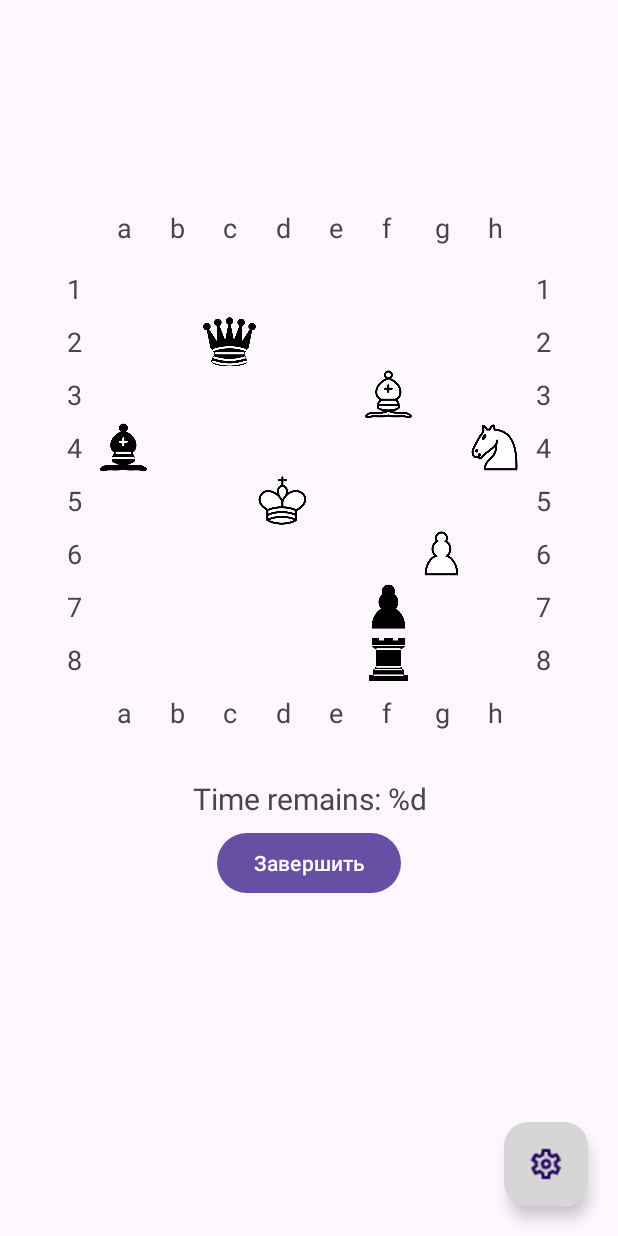
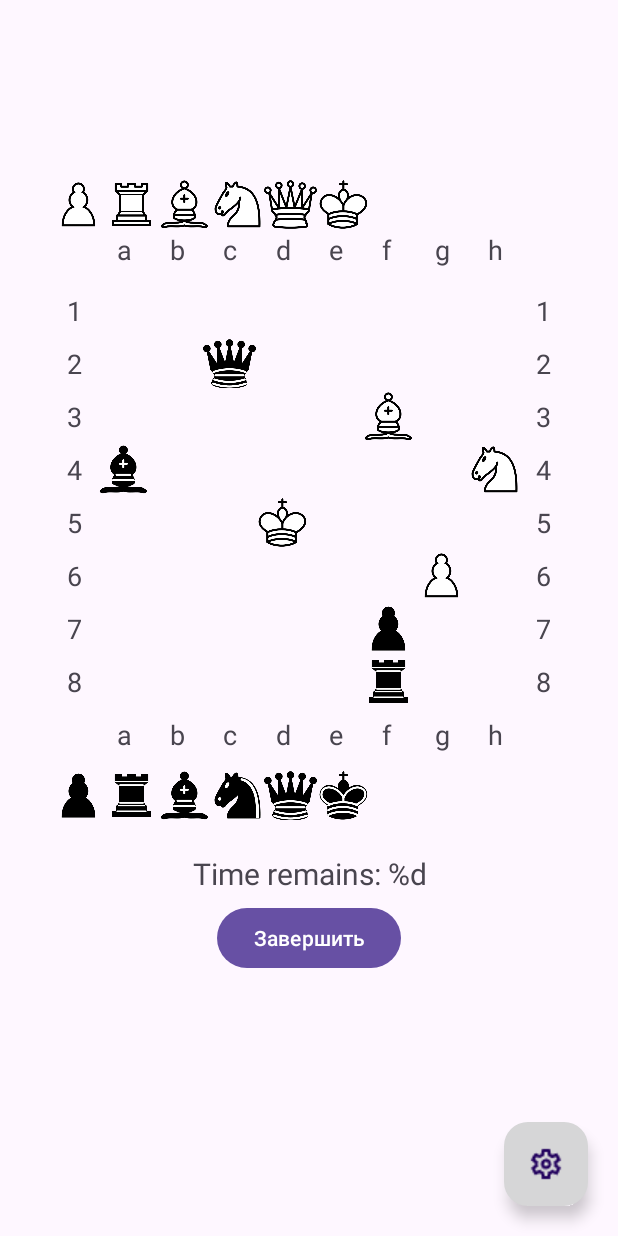
Before and after one commit to lubuntum/ChessMemoryTraining, an Android app: the screen it shows after launch (MainActivity), on a phone screen of 412 x 824 dp. Run offline under Robolectric (Android 15) with nearby library versions, the phone set to English and light mode, and no system bars; 2 statements that could not run were skipped.

Commit message:
Вынес важную информацию об игре в GameBoardInfo, релизовал контейнеры с фигурами для расстановки

```diff
--- a/app/src/main/java/com/example/chessmemory/ChessGameFragment.java
+++ b/app/src/main/java/com/example/chessmemory/ChessGameFragment.java
@@ -19,14 +19,11 @@ import com.example.chessmemory.action.SquareClick;
 import com.example.chessmemory.databinding.ChessBoardBinding;
 import com.example.chessmemory.dialogs.SettingsDialog;
 import com.example.chessmemory.figuredistribution.FigureDistributor;
+import com.example.chessmemory.gamesettings.GameBoardInfo;
 
 import java.util.LinkedList;
 
 public class ChessGameFragment extends Fragment {
-    public enum ChessColor {
-        WHITE,
-        BLACK
-    }
     private ChessBoardBinding binding;
     private LinkedList<ImageView> squares = new LinkedList<>();
     private SquareClick squareClick;
@@ -55,6 +52,7 @@ public class ChessGameFragment extends Fragment {
     }
     private void chessBoardInit(int rowCount, int columnCount, boolean startColor){
         /*Сгенерировать строку для черных*/
+        binding.chessBoard.addView(optionsRowGenerate(true));
         binding.chessBoard.addView(rowCharGenerate(8, 'a', true));
         for(int row = 0; row < rowCount;row++){
             LinearLayout rowContainer = rowGenerate(columnCount, row+1, startColor);
@@ -62,8 +60,10 @@ public class ChessGameFragment extends Fragment {
             startColor = !startColor;
         }
         binding.chessBoard.addView(rowCharGenerate(8, 'a', false));
+        binding.chessBoard.addView(optionsRowGenerate(false));
         /*Сгенерировать строку для белых фигур*/
     }
+    /*Метод генерирующий строчку для шахматной доски*/
     private LinearLayout rowGenerate(int squaresCount, int rowNumber, boolean isWhite){
         LinearLayout layout = new LinearLayout(getContext());
         layout.setLayoutParams(new LinearLayout.LayoutParams(
@@ -78,11 +78,11 @@ public class ChessGameFragment extends Fragment {
             square.setScaleType(ImageView.ScaleType.FIT_CENTER);
             if (isWhite) {
                 square.setBackgroundColor(whiteColor);
-                square.setTag(ChessColor.WHITE);
+                square.setTag(GameBoardInfo.ChessColor.WHITE);
             }
             else {
                 square.setBackgroundColor(blackColor);
-                square.setTag(ChessColor.BLACK);
+                square.setTag(GameBoardInfo.ChessColor.BLACK);
             }
             isWhite = !isWhite;
             square.setOnLongClickListener((view)->{
@@ -95,6 +95,7 @@ public class ChessGameFragment extends Fragment {
         layout.addView(rowNumberGenerate(rowNumber));
         return layout;
     }
+    /*Метод вставляющий вначало и конец строки ее номер*/
     private TextView rowNumberGenerate(int rowNumber){
         TextView rowNumberText = new TextView(getContext());
         LinearLayout.LayoutParams layoutParams =  new LinearLayout.LayoutParams(
@@ -108,6 +109,7 @@ public class ChessGameFragment extends Fragment {
 
         return rowNumberText;
     }
+    /*Метод для генерации символов сверху и снизу доски*/
     private LinearLayout rowCharGenerate(int charCount, char startChar, boolean isTop){
         LinearLayout layout = new LinearLayout(getContext());
         LinearLayout.LayoutParams layoutParams = new LinearLayout.LayoutParams(
@@ -135,6 +137,30 @@ public class ChessGameFragment extends Fragment {
         float scale = getContext().getResources().getDisplayMetrics().density;
         return (int)(pixels * scale + 0.5);
     }
+    /*Генерация строки для выбора фигур, используется при расстановке*/
+    private LinearLayout optionsRowGenerate(boolean isWhite){
+        LinearLayout optionsRow = new LinearLayout(getContext());
+        optionsRow.setLayoutParams(new LinearLayout.LayoutParams(
+                ViewGroup.LayoutParams.WRAP_CONTENT,
+                ViewGroup.LayoutParams.WRAP_CONTENT));
+        optionsRow.setOrientation(LinearLayout.HORIZONTAL);
+        if(isWhite)
+            fullFillOptionsRow(optionsRow, GameBoardInfo.whiteFiguresRes);
+        else fullFillOptionsRow(optionsRow, GameBoardInfo.blackFiguresRes);
+        return optionsRow;
+    }
+    /*Метод для заполнения строки с выбором фигур*/
+    public void fullFillOptionsRow(LinearLayout optionsRow, int[] drawableRes){
+        for(int figure: drawableRes){
+            ImageView optionSquare = new ImageView(getContext());
+            optionSquare.setLayoutParams(new LinearLayout.LayoutParams(
+                    scalePixelsByScreen(35), scalePixelsByScreen(35)
+            ));
+            optionSquare.setScaleType(ImageView.ScaleType.FIT_CENTER);
+            optionSquare.setImageDrawable(getContext().getResources().getDrawable(figure));
+            optionsRow.addView(optionSquare);
+        }
+    }
     private void figureDistributorInit(){
         this.figureDistributor = new FigureDistributor(getContext(), 8, null);
         figureDistributor.distributeFigure(squares,8,8);
--- /dev/null
+++ b/app/src/main/java/com/example/chessmemory/gamesettings/GameBoardInfo.java
@@ -0,0 +1,30 @@
+package com.example.chessmemory.gamesettings;
+
+import android.widget.LinearLayout;
+
+import androidx.annotation.DrawableRes;
+
+import com.example.chessmemory.R;
+
+public class GameBoardInfo {
+    public static int boardWidth = 8;
+    public static  int boardHeight = 8;
+    public static int difficult = 8;
+    public enum ChessColor {
+        WHITE,
+        BLACK
+    }
+    @DrawableRes
+    public static int [] blackFiguresRes = {
+            R.drawable.black_pawn,R.drawable.black_tower,
+            R.drawable.black_bishop, R.drawable.black_horse,
+            R.drawable.black_queen, R.drawable.black_king
+    };
+    @DrawableRes
+    public static int [] whiteFiguresRes = {
+            R.drawable.white_pawn, R.drawable.white_tower,
+            R.drawable.white_bishop, R.drawable.white_horse,
+            R.drawable.white_queen, R.drawable.white_king
+    };
+
+}
```
